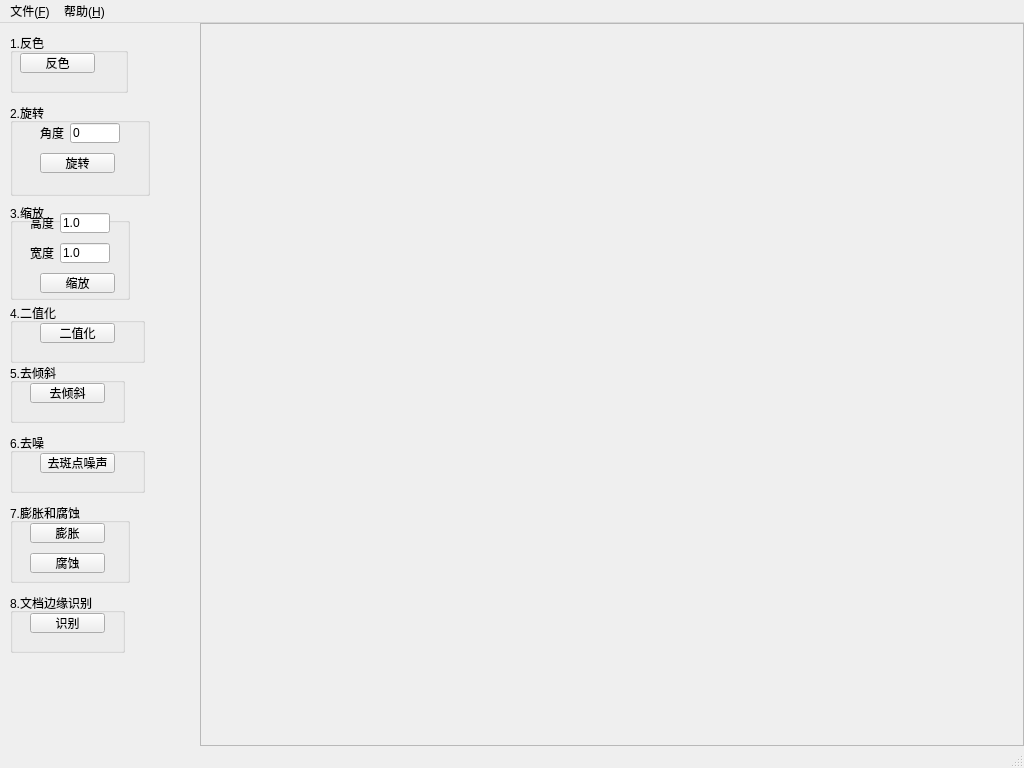
This is optlab/app.ui in GreatV/optlab as Qt 5 draws it before an edit. The edited form follows.
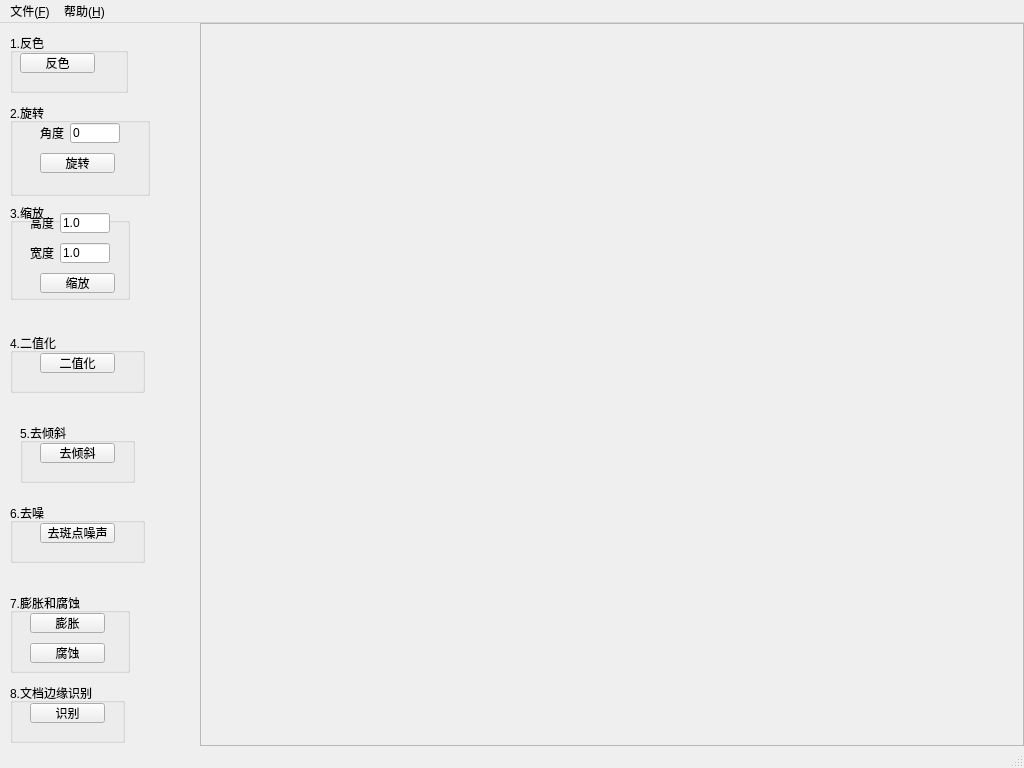
This is the edited form.

What changed in the file:
```diff
--- a/optlab/app.ui
+++ b/optlab/app.ui
@@ -284,7 +284,7 @@
        <property name="geometry">
         <rect>
          <x>10</x>
-         <y>280</y>
+         <y>310</y>
          <width>135</width>
          <height>60</height>
         </rect>
@@ -309,8 +309,8 @@
       <widget class="QGroupBox" name="deskew_group_box">
        <property name="geometry">
         <rect>
-         <x>10</x>
-         <y>340</y>
+         <x>20</x>
+         <y>400</y>
          <width>115</width>
          <height>60</height>
         </rect>
@@ -336,7 +336,7 @@
        <property name="geometry">
         <rect>
          <x>10</x>
-         <y>410</y>
+         <y>480</y>
          <width>135</width>
          <height>60</height>
         </rect>
@@ -362,7 +362,7 @@
        <property name="geometry">
         <rect>
          <x>10</x>
-         <y>480</y>
+         <y>570</y>
          <width>120</width>
          <height>80</height>
         </rect>
@@ -401,7 +401,7 @@
        <property name="geometry">
         <rect>
          <x>10</x>
-         <y>570</y>
+         <y>660</y>
          <width>115</width>
          <height>60</height>
         </rect>
```
